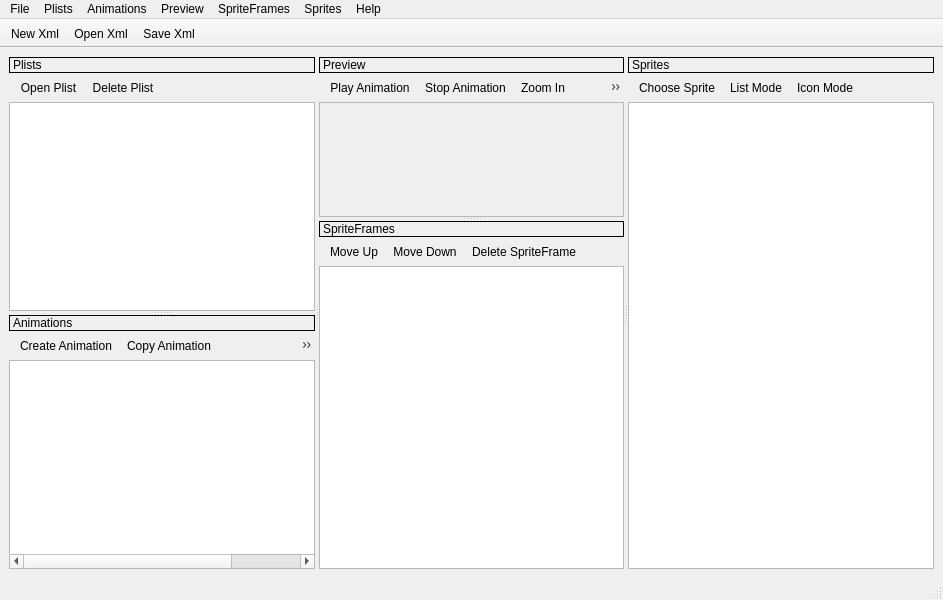
First picture: the form in animate_packer.ui, repository brucelevis/AnimatePacker4, before the edit.
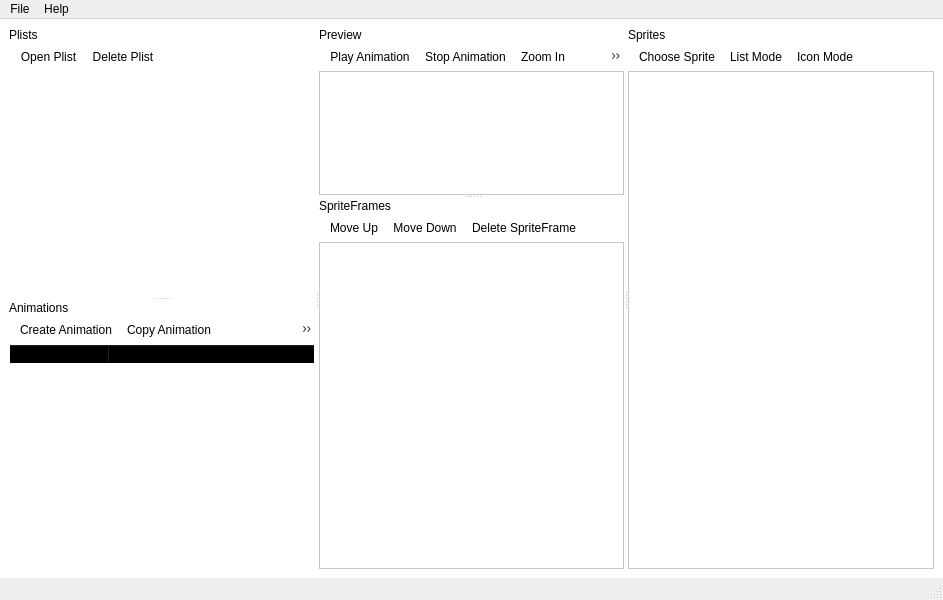
Second picture: the form after the edit. Icons and pictures are not drawn. Custom widgets are drawn as their Qt base class.

```diff
--- a/animate_packer.ui
+++ b/animate_packer.ui
@@ -17,6 +17,9 @@
    <string>AnimatePacker</string>
   </property>
   <widget class="QWidget" name="centralwidget">
+   <property name="styleSheet">
+    <string notr="true">background-color:rgb(255, 255, 255);</string>
+   </property>
    <layout class="QHBoxLayout" name="horizontalLayout">
     <property name="spacing">
      <number>0</number>
@@ -27,6 +30,9 @@
        <enum>Qt::Horizontal</enum>
       </property>
       <widget class="QSplitter" name="splitter">
+       <property name="styleSheet">
+        <string notr="true">background-color: rgba(0,0,0,0%);</string>
+       </property>
        <property name="orientation">
         <enum>Qt::Vertical</enum>
        </property>
@@ -37,8 +43,15 @@
          </property>
          <item>
           <widget class="QLabel" name="label_4">
+           <property name="autoFillBackground">
+            <bool>false</bool>
+           </property>
+           <property name="styleSheet">
+            <string notr="true">background-color: rgb(255, 255, 255);
+border-width: 0px;</string>
+           </property>
            <property name="frameShape">
-            <enum>QFrame::Box</enum>
+            <enum>QFrame::NoFrame</enum>
            </property>
            <property name="text">
             <string>Plists</string>
@@ -50,11 +63,8 @@
            <property name="windowTitle">
             <string>toolBar_5</string>
            </property>
-           <property name="iconSize">
-            <size>
-             <width>24</width>
-             <height>24</height>
-            </size>
+           <property name="movable">
+            <bool>true</bool>
            </property>
            <addaction name="actionOpenPlist"/>
            <addaction name="actionDeletePlist"/>
@@ -72,8 +82,11 @@
          </property>
          <item>
           <widget class="QLabel" name="label_3">
+           <property name="styleSheet">
+            <string notr="true">background-color: rgba(255, 255, 255);</string>
+           </property>
            <property name="frameShape">
-            <enum>QFrame::Box</enum>
+            <enum>QFrame::NoFrame</enum>
            </property>
            <property name="text">
             <string>Animations</string>
@@ -85,12 +98,6 @@
            <property name="windowTitle">
             <string>toolBar_2</string>
            </property>
-           <property name="iconSize">
-            <size>
-             <width>24</width>
-             <height>24</height>
-            </size>
-           </property>
            <property name="floatable">
             <bool>true</bool>
            </property>
@@ -101,8 +108,17 @@
          </item>
          <item>
           <widget class="AnimationsTable" name="animationTable">
+           <property name="enabled">
+            <bool>true</bool>
+           </property>
+           <property name="showGrid">
+            <bool>false</bool>
+           </property>
+           <property name="wordWrap">
+            <bool>false</bool>
+           </property>
            <attribute name="horizontalHeaderVisible">
-            <bool>false</bool>
+            <bool>true</bool>
            </attribute>
            <attribute name="horizontalHeaderCascadingSectionResizes">
             <bool>false</bool>
@@ -117,7 +133,7 @@
             <bool>true</bool>
            </attribute>
            <attribute name="verticalHeaderVisible">
-            <bool>false</bool>
+            <bool>true</bool>
            </attribute>
            <attribute name="verticalHeaderCascadingSectionResizes">
             <bool>false</bool>
@@ -141,16 +157,6 @@
              <string>Delay</string>
             </property>
            </column>
-           <column>
-            <property name="text">
-             <string>FlipX</string>
-            </property>
-           </column>
-           <column>
-            <property name="text">
-             <string>FlipY</string>
-            </property>
-           </column>
           </widget>
          </item>
         </layout>
@@ -168,7 +174,7 @@
          <item>
           <widget class="QLabel" name="label_5">
            <property name="frameShape">
-            <enum>QFrame::Box</enum>
+            <enum>QFrame::NoFrame</enum>
            </property>
            <property name="text">
             <string>Preview</string>
@@ -180,12 +186,6 @@
            <property name="windowTitle">
             <string>toolBar_3</string>
            </property>
-           <property name="iconSize">
-            <size>
-             <width>24</width>
-             <height>24</height>
-            </size>
-           </property>
            <addaction name="actionPlay"/>
            <addaction name="actionStop"/>
            <addaction name="actionZoomIn"/>
@@ -207,7 +207,7 @@
               <x>0</x>
               <y>0</y>
               <width>301</width>
-              <height>114</height>
+              <height>135</height>
              </rect>
             </property>
             <property name="sizePolicy">
@@ -262,7 +262,7 @@
          <item>
           <widget class="QLabel" name="label_2">
            <property name="frameShape">
-            <enum>QFrame::Box</enum>
+            <enum>QFrame::NoFrame</enum>
            </property>
            <property name="text">
             <string>SpriteFrames</string>
@@ -274,12 +274,6 @@
            <property name="windowTitle">
             <string>toolBar_4</string>
            </property>
-           <property name="iconSize">
-            <size>
-             <width>24</width>
-             <height>24</height>
-            </size>
-           </property>
            <addaction name="actionMoveUp"/>
            <addaction name="actionMoveDown"/>
            <addaction name="actionDeleteSpriteFrame"/>
@@ -308,8 +302,11 @@
         </property>
         <item>
          <widget class="QLabel" name="label">
+          <property name="styleSheet">
+           <string notr="true">border-width:0px;</string>
+          </property>
           <property name="frameShape">
-           <enum>QFrame::Box</enum>
+           <enum>QFrame::NoFrame</enum>
           </property>
           <property name="text">
            <string>Sprites</string>
@@ -321,12 +318,6 @@
           <property name="windowTitle">
            <string>toolBar_6</string>
           </property>
-          <property name="iconSize">
-           <size>
-            <width>24</width>
-            <height>24</height>
-           </size>
-          </property>
           <addaction name="actionChoose"/>
           <addaction name="actionListMode"/>
           <addaction name="actionIconMode"/>
@@ -366,86 +357,17 @@
     </property>
     <addaction name="actionAbout"/>
    </widget>
-   <widget class="QMenu" name="menuPlists">
-    <property name="title">
-     <string>Plists</string>
-    </property>
-    <addaction name="actionOpenPlist"/>
-    <addaction name="actionDeletePlist"/>
-   </widget>
-   <widget class="QMenu" name="menuAnimations">
-    <property name="title">
-     <string>Animations</string>
-    </property>
-    <addaction name="actionAnimation"/>
-    <addaction name="actionCopy"/>
-    <addaction name="actionDeleteAnimation"/>
-   </widget>
-   <widget class="QMenu" name="menuPreview">
-    <property name="title">
-     <string>Preview</string>
-    </property>
-    <addaction name="actionPlay"/>
-    <addaction name="actionStop"/>
-    <addaction name="actionZoomIn"/>
-    <addaction name="actionZoomOut"/>
-    <addaction name="actionPalette"/>
-   </widget>
-   <widget class="QMenu" name="menuSpriteFrames">
-    <property name="title">
-     <string>SpriteFrames</string>
-    </property>
-    <addaction name="actionMoveUp"/>
-    <addaction name="actionMoveDown"/>
-    <addaction name="actionDeleteSpriteFrame"/>
-   </widget>
-   <widget class="QMenu" name="menuSprites">
-    <property name="title">
-     <string>Sprites</string>
-    </property>
-    <addaction name="actionChoose"/>
-    <addaction name="actionListMode"/>
-    <addaction name="actionIconMode"/>
-   </widget>
    <addaction name="menuFile"/>
-   <addaction name="menuPlists"/>
-   <addaction name="menuAnimations"/>
-   <addaction name="menuPreview"/>
-   <addaction name="menuSpriteFrames"/>
-   <addaction name="menuSprites"/>
    <addaction name="menuHelp"/>
   </widget>
   <widget class="QStatusBar" name="statusbar"/>
-  <widget class="QToolBar" name="toolBar">
-   <property name="windowTitle">
-    <string>toolBar</string>
-   </property>
-   <property name="movable">
-    <bool>false</bool>
-   </property>
-   <property name="iconSize">
-    <size>
-     <width>24</width>
-     <height>24</height>
-    </size>
-   </property>
-   <attribute name="toolBarArea">
-    <enum>TopToolBarArea</enum>
-   </attribute>
-   <attribute name="toolBarBreak">
-    <bool>false</bool>
-   </attribute>
-   <addaction name="actionNew"/>
-   <addaction name="actionOpen"/>
-   <addaction name="actionSave"/>
-  </widget>
   <action name="actionNew">
    <property name="icon">
     <iconset resource="AnimatePacker.qrc">
      <normaloff>:/image/newObject.png</normaloff>:/image/newObject.png</iconset>
    </property>
    <property name="text">
-    <string>New Xml</string>
+    <string>New</string>
    </property>
    <property name="toolTip">
     <string>New Xml</string>
@@ -460,7 +382,7 @@
      <normaloff>:/image/save.png</normaloff>:/image/save.png</iconset>
    </property>
    <property name="text">
-    <string>Save Xml</string>
+    <string>Save</string>
    </property>
    <property name="toolTip">
     <string>Save Xml</string>
@@ -483,7 +405,7 @@
      <normaloff>:/image/open.png</normaloff>:/image/open.png</iconset>
    </property>
    <property name="text">
-    <string>Open Xml</string>
+    <string>Open</string>
    </property>
    <property name="toolTip">
     <string>Open Xml</string>
```
Left out of the diff: 8 changed lines with no effect on the pictures.
